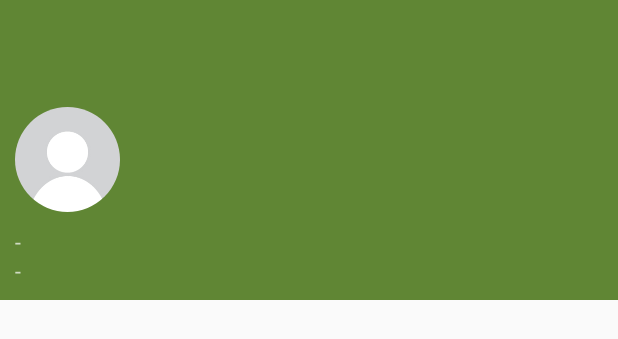
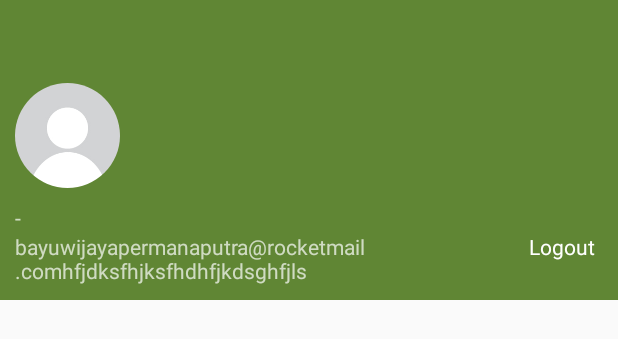
Before and after one commit to BayuWijayaPermanaPutra/overgrowth-m, an Android app: the layout nav_header.xml on its own in the app's theme, with its tools: preview values and no code run, on a phone screen of 412 x 824 dp. Shown: the top 339 px of the screen. Run offline under Robolectric (Android 15) with nearby library versions, the phone set to English and light mode, and no system bars.

Commit message:
add OkHttpRequest dan update login-logout

```diff
--- a/app/build.gradle
+++ b/app/build.gradle
@@ -30,4 +30,5 @@ dependencies {
     compile 'de.hdodenhof:circleimageview:1.2.1'
     compile 'com.squareup.picasso:picasso:2.3.2'
     compile 'com.google.android.gms:play-services-auth:8.3.0'
+    compile 'com.squareup.okhttp3:okhttp:3.2.0'
 }
--- a/app/src/main/java/id/overgrowth/utility/AlertDialogManager.java
+++ b/app/src/main/java/id/overgrowth/utility/AlertDialogManager.java
@@ -7,7 +7,7 @@ import android.content.DialogInterface;
 import id.overgrowth.R;
 
 /**
- * Created by bayu_ on 5/26/2016.
+ * Created by bayu_wpp on 5/26/2016.
  */
 public class AlertDialogManager {
     public void showAlertDialog(Context context, String title, String message) {
--- a/app/src/main/res/layout/nav_header.xml
+++ b/app/src/main/res/layout/nav_header.xml
@@ -22,11 +22,28 @@
         android:text="-"
         android:layout_marginLeft="10dp"
         />
-    <TextView
-        android:id="@+id/txt_email_header"
-        android:text="-"
-        android:layout_marginLeft="10dp"
-        android:layout_marginBottom="10dp"
+    <RelativeLayout
         android:layout_width="match_parent"
-        android:layout_height="wrap_content" />
+        android:layout_height="wrap_content">
+        <TextView
+            android:id="@+id/txt_email_header"
+            android:text="bayuwijayapermanaputra@rocketmail.comhfjdksfhjksfhdhfjkdsghfjls"
+            android:layout_marginLeft="10dp"
+            android:layout_marginBottom="10dp"
+            android:layout_marginRight="60dp"
+            android:layout_width="wrap_content"
+            android:layout_height="wrap_content"
+            />
+        <TextView
+            android:id="@+id/txt_button_logout_header"
+            android:layout_width="wrap_content"
+            android:layout_height="wrap_content"
+            android:layout_marginLeft="10dp"
+            android:layout_marginRight="15dp"
+            android:text="Logout"
+            android:textColor="@color/white"
+            android:layout_alignParentRight="true"
+            />
+    </RelativeLayout>
+
 </LinearLayout>
```
Also changed, not shown: app/src/main/java/id/overgrowth/LoginActivity.java (+16 -4 lines), app/src/main/java/id/overgrowth/MainActivity.java (+38 -6 lines), app/src/main/java/id/overgrowth/utility/OkHttpRequest.java (added, +47 -0 lines), app/src/main/java/id/overgrowth/utility/SessionManager.java (+6 -5 lines).
